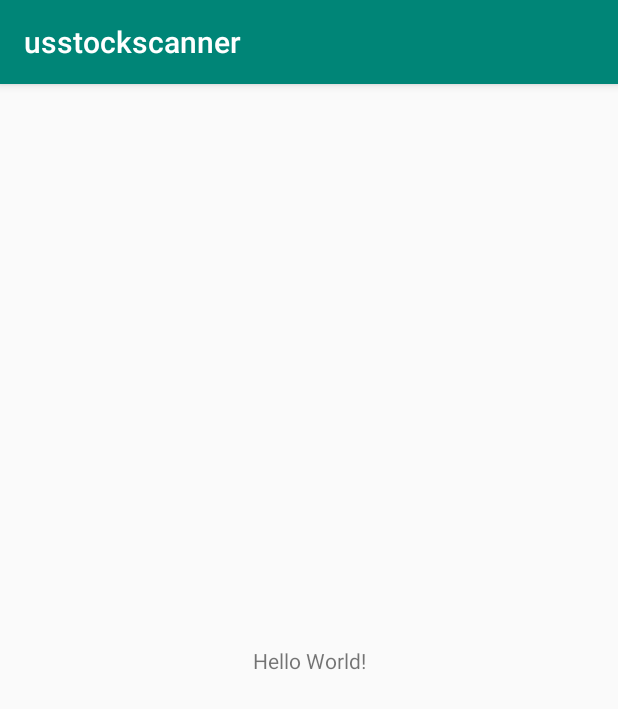
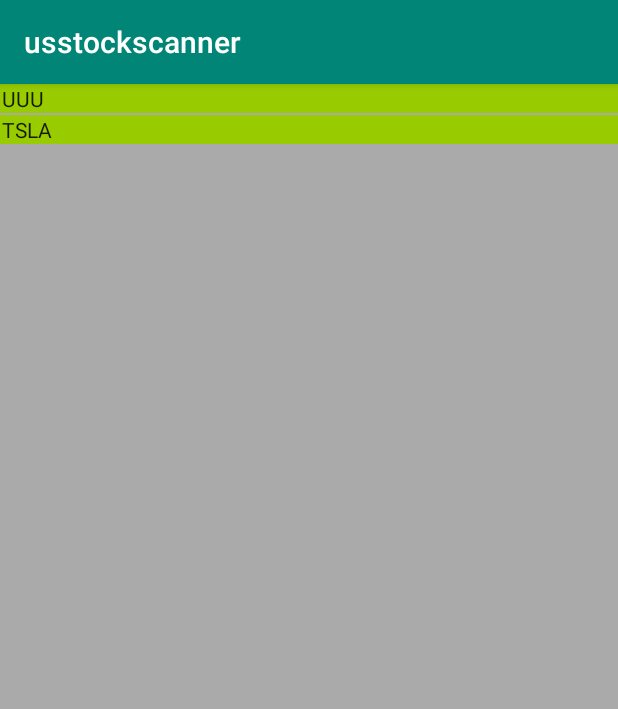
Before and after one commit to aleontsev/usstock, an Android app: the screen it shows after launch (MainActivity), on a phone screen of 412 x 824 dp. Shown: the top 709 px of the screen. Run offline under Robolectric (Android 15) with nearby library versions, the phone set to English and light mode, and no system bars; our stand-ins replace Room's generated code.

Commit message:
Made Initial MockUp. 1. Database(Entity,Dao,Room) 2. UI(RecyclerView, MainActivity) 3. ViewModel for MainActivity. 4. TickerRepository 5. Initial inflation of database to show an example in Main Activity.

```diff
--- a/app/src/main/AndroidManifest.xml
+++ b/app/src/main/AndroidManifest.xml
@@ -9,7 +9,7 @@
         android:roundIcon="@mipmap/ic_launcher_round"
         android:supportsRtl="true"
         android:theme="@style/AppTheme">
-        <activity android:name=".MainActivity">
+        <activity android:name=".ui.MainActivity">
             <intent-filter>
                 <action android:name="android.intent.action.MAIN" />
 
--- a/app/src/main/java/com/doitnowcompany/usstockscanner/MainActivity.kt
+++ /dev/null
@@ -1,12 +0,0 @@
-package com.doitnowcompany.usstockscanner
-
-import androidx.appcompat.app.AppCompatActivity
-import android.os.Bundle
-
-class MainActivity : AppCompatActivity() {
-
-    override fun onCreate(savedInstanceState: Bundle?) {
-        super.onCreate(savedInstanceState)
-        setContentView(R.layout.activity_main)
-    }
-}
--- /dev/null
+++ b/app/src/main/java/com/doitnowcompany/usstockscanner/TickerRepository.kt
@@ -0,0 +1,16 @@
+package com.doitnowcompany.usstockscanner
+
+import androidx.annotation.WorkerThread
+import androidx.lifecycle.LiveData
+import com.doitnowcompany.usstockscanner.db.dao.TickerDao
+import com.doitnowcompany.usstockscanner.db.entity.TickerEntity
+
+
+class TickerRepository(private val tickerDao: TickerDao){
+
+    val allTickers: LiveData<List<TickerEntity>> = tickerDao.getAlphabetizedTickers()
+
+    suspend fun insert(ticker: TickerEntity){
+        tickerDao.insert(ticker)
+    }
+}
--- /dev/null
+++ b/app/src/main/java/com/doitnowcompany/usstockscanner/db/AppDatabase.kt
@@ -0,0 +1,88 @@
+package com.doitnowcompany.usstockscanner.db
+
+import android.content.Context
+import android.os.Build
+import androidx.room.Database
+import androidx.room.Room
+import androidx.room.RoomDatabase
+import androidx.sqlite.db.SupportSQLiteDatabase
+import com.doitnowcompany.usstockscanner.db.dao.TickerDao
+import com.doitnowcompany.usstockscanner.db.entity.TickerEntity
+import kotlinx.coroutines.CoroutineScope
+import kotlinx.coroutines.Dispatchers
+import kotlinx.coroutines.launch
+import java.time.Instant
+import java.time.LocalDate
+import java.time.LocalDateTime
+import java.time.format.DateTimeFormatter
+import java.util.*
+
+
+@Database(entities = [TickerEntity::class], version = 1, exportSchema = false)
+abstract class AppDatabase : RoomDatabase() {
+
+    abstract fun tickerDao(): TickerDao
+
+    companion object {
+        @Volatile
+        private var INSTANCE: AppDatabase? = null
+
+        fun getDatabase(
+            context: Context,
+            scope: CoroutineScope
+        ): AppDatabase {
+            // if the INSTANCE is not null, then return it,
+            // if it is, then create the database
+            return INSTANCE ?: synchronized(this) {
+                val instance = Room.databaseBuilder(
+                    context.applicationContext,
+                    AppDatabase::class.java,
+                    "ticker_database"
+                )
+                    .addCallback(AppDatabaseCallback(scope))
+                    .build()
+                INSTANCE = instance
+                // return instance
+                instance
+            }
+        }
+
+        private class AppDatabaseCallback(
+            private val scope: CoroutineScope
+        ) : RoomDatabase.Callback() {
+            /**
+             * Override the onOpen method to populate the database.
+             * For this sample, we clear the database every time it is created or opened.
+             */
+            override fun onOpen(db: SupportSQLiteDatabase) {
+                super.onOpen(db)
+                // If you want to keep the data through app restarts,
+                // comment out the following line.
+                INSTANCE?.let { database ->
+                    scope.launch(Dispatchers.IO) {
+                        populateDatabase(database.tickerDao())
+                    }
+                }
+            }
+        }
+
+        /**
+         * Populate the database in a new coroutine.
+         * If you want to start with more words, just add them.
+         */
+        suspend fun populateDatabase(tickerDao: TickerDao) {
+            // Start the app with a clean database every time.
+            // Not needed if you only populate on creation.
+            tickerDao.deleteAll()
+
+            var ticker = TickerEntity(1, "TSLA", "2020-02-08", 0.70,
+                32423, 12.12, 1.21)
+            tickerDao.insert(ticker)
+
+            ticker = TickerEntity(2, "UUU", "2020-02-07", 1.25,
+                654654634, 30.12, 0.43)
+            tickerDao.insert(ticker)
+        }
+    }
+
+}
--- /dev/null
+++ b/app/src/main/java/com/doitnowcompany/usstockscanner/db/dao/TickerDao.kt
@@ -0,0 +1,25 @@
+package com.doitnowcompany.usstockscanner.db.dao
+
+import androidx.lifecycle.LiveData
+import androidx.room.Dao
+import androidx.room.Insert
+import androidx.room.OnConflictStrategy
+import androidx.room.Query
+import com.doitnowcompany.usstockscanner.db.entity.TickerEntity
+
+@Dao
+interface TickerDao {
+
+    // LiveData is a data holder class that can be observed within a given lifecycle.
+    // Always holds/caches latest version of data. Notifies its active observers when the
+    // data has changed. Since we are getting all the contents of the database,
+    // we are notified whenever any of the database contents have changed.
+    @Query("SELECT * from ticker_table ORDER BY change ASC")
+    fun getAlphabetizedTickers(): LiveData<List<TickerEntity>>
+
+    @Insert(onConflict = OnConflictStrategy.IGNORE)
+    suspend fun insert(ticker: TickerEntity)
+
+    @Query("DELETE FROM ticker_table")
+    suspend fun deleteAll()
+}
--- /dev/null
+++ b/app/src/main/java/com/doitnowcompany/usstockscanner/db/entity/TickerEntity.kt
@@ -0,0 +1,17 @@
+package com.doitnowcompany.usstockscanner.db.entity
+
+import androidx.room.Entity
+import androidx.room.PrimaryKey
+import java.time.LocalDateTime
+import java.util.*
+
+@Entity(tableName = "ticker_table")
+data class TickerEntity(
+    @PrimaryKey val uid: Int,
+    val ticker: String,
+    val time: String,
+    val last_price: Double,
+    val volume: Int,
+    val net_change: Double,
+    val change: Double
+)
--- /dev/null
+++ b/app/src/main/java/com/doitnowcompany/usstockscanner/network/IEXApiService.kt
@@ -0,0 +1 @@
+package com.doitnowcompany.usstockscanner.network
--- /dev/null
+++ b/app/src/main/java/com/doitnowcompany/usstockscanner/ui/MainActivity.kt
@@ -0,0 +1,37 @@
+package com.doitnowcompany.usstockscanner.ui
+
+import androidx.appcompat.app.AppCompatActivity
+import android.os.Bundle
+import androidx.lifecycle.Observer
+import androidx.lifecycle.ViewModelProvider
+import androidx.recyclerview.widget.LinearLayoutManager
+import androidx.recyclerview.widget.RecyclerView
+import com.doitnowcompany.usstockscanner.R
+import com.doitnowcompany.usstockscanner.viewmodel.TickerListViewModel
+import kotlinx.coroutines.channels.ticker
+
+class MainActivity : AppCompatActivity() {
+
+    private lateinit var tickerViewModel: TickerListViewModel
+
+    override fun onCreate(savedInstanceState: Bundle?) {
+        super.onCreate(savedInstanceState)
+        setContentView(R.layout.activity_main)
+
+        val recyclerView = findViewById<RecyclerView>(R.id.recyclerview)
+        val adapter = TickerListAdapter(this)
+        recyclerView.adapter = adapter
+        recyclerView.layoutManager = LinearLayoutManager(this)
+
+        // Get a new or existing ViewModel from the ViewModelProvider.
+        tickerViewModel = ViewModelProvider(this).get(TickerListViewModel::class.java)
+
+        // Add an observer on the LiveData returned by getAlphabetizedWords.
+        // The onChanged() method fires when the observed data changes and the activity is
+        // in the foreground.
+        tickerViewModel.allTickers.observe(this, Observer { words ->
+            // Update the cached copy of the words in the adapter.
+            words?.let { adapter.setTickers(it) }
+        })
+    }
+}
--- /dev/null
+++ b/app/src/main/java/com/doitnowcompany/usstockscanner/ui/TickerListAdapter.kt
@@ -0,0 +1,40 @@
+package com.doitnowcompany.usstockscanner.ui
+
+import android.content.Context
+import android.view.LayoutInflater
+import android.view.View
+import android.view.ViewGroup
+import android.widget.TextView
+import androidx.recyclerview.widget.RecyclerView
+import com.doitnowcompany.usstockscanner.R
+import com.doitnowcompany.usstockscanner.db.entity.TickerEntity
+
+
+class TickerListAdapter internal constructor(
+    context: Context
+) : RecyclerView.Adapter<TickerListAdapter.TickerViewHolder>() {
+
+    private val inflater: LayoutInflater = LayoutInflater.from(context)
+    private var tickers = emptyList<TickerEntity>() // Cached copy of words
+
+    inner class TickerViewHolder(itemView: View) : RecyclerView.ViewHolder(itemView) {
+        val tickerItemView: TextView = itemView.findViewById(R.id.textView)
+    }
+
+    override fun onCreateViewHolder(parent: ViewGroup, viewType: Int): TickerViewHolder {
+        val itemView = inflater.inflate(R.layout.recyclerview_item, parent, false)
+        return TickerViewHolder(itemView)
+    }
+
+    override fun onBindViewHolder(holder: TickerViewHolder, position: Int) {
+        val current = tickers[position]
+        holder.tickerItemView.text = current.ticker
+    }
+
+    internal fun setTickers(tickers: List<TickerEntity>) {
+        this.tickers = tickers
+        notifyDataSetChanged()
+    }
+
+    override fun getItemCount() = tickers.size
+}
--- /dev/null
+++ b/app/src/main/java/com/doitnowcompany/usstockscanner/viewmodel/TickerListViewModel.kt
@@ -0,0 +1,32 @@
+package com.doitnowcompany.usstockscanner.viewmodel
+
+import android.app.Application
+import androidx.lifecycle.AndroidViewModel
+import androidx.lifecycle.LiveData
+import androidx.lifecycle.viewModelScope
+import com.doitnowcompany.usstockscanner.TickerRepository
+import com.doitnowcompany.usstockscanner.db.AppDatabase
+import com.doitnowcompany.usstockscanner.db.entity.TickerEntity
+import kotlinx.coroutines.launch
+
+class TickerListViewModel (application: Application) : AndroidViewModel(application) {
+
+    // Reference to the repository
+    private val repository: TickerRepository
+    // Updated list of tickers when they change
+    val allTickers: LiveData<List<TickerEntity>>
+
+    init{
+        // Getting reference to the TickerDao from AppDatabase to construct
+        // the correct TickerRepository
+        val tickerDao = AppDatabase.getDatabase(application, viewModelScope).tickerDao()
+        repository = TickerRepository(tickerDao)
+        allTickers = repository.allTickers
+    }
+
+    //using viewModelScope to run operations using coroutines
+    fun insert(ticker: TickerEntity) = viewModelScope.launch {
+        repository.insert(ticker)
+    }
+
+}
--- a/app/src/main/res/layout/activity_main.xml
+++ b/app/src/main/res/layout/activity_main.xml
@@ -1,15 +1,16 @@
-<?xml version="1.0" encoding="utf-8"?>
-<androidx.constraintlayout.widget.ConstraintLayout xmlns:android="http://schemas.android.com/apk/res/android"
+<androidx.constraintlayout.widget.ConstraintLayout
+    xmlns:android="http://schemas.android.com/apk/res/android"
     xmlns:app="http://schemas.android.com/apk/res-auto"
     xmlns:tools="http://schemas.android.com/tools"
     android:layout_width="match_parent"
-    android:layout_height="match_parent"
-    tools:context=".MainActivity">
+    android:layout_height="match_parent">
 
-    <TextView
-        android:layout_width="wrap_content"
-        android:layout_height="wrap_content"
-        android:text="Hello World!"
+    <androidx.recyclerview.widget.RecyclerView
+        android:id="@+id/recyclerview"
+        android:layout_width="0dp"
+        android:layout_height="0dp"
+        android:background="@android:color/darker_gray"
+        tools:listitem="@layout/recyclerview_item"
         app:layout_constraintBottom_toBottomOf="parent"
         app:layout_constraintLeft_toLeftOf="parent"
         app:layout_constraintRight_toRightOf="parent"
--- /dev/null
+++ b/app/src/main/res/layout/recyclerview_item.xml
@@ -0,0 +1,13 @@
+<?xml version="1.0" encoding="utf-8"?>
+<LinearLayout xmlns:android="http://schemas.android.com/apk/res/android"
+android:layout_width="match_parent"
+android:layout_height="wrap_content"
+android:orientation="vertical">
+
+<TextView
+    android:id="@+id/textView"
+    style="@style/ticker_title"
+    android:layout_width="match_parent"
+    android:layout_height="wrap_content"
+    android:background="@android:color/holo_green_light" />
+</LinearLayout>
--- a/app/src/main/res/values/styles.xml
+++ b/app/src/main/res/values/styles.xml
@@ -8,4 +8,12 @@
         <item name="colorAccent">@color/colorAccent</item>
     </style>
 
+    <style name="ticker_title">
+        <item name="android:layout_width">match_parent</item>
+        <item name="android:layout_marginBottom">1dp</item>
+        <item name="android:paddingLeft">1dp</item>
+        <item name="android:background">@android:color/holo_blue_bright</item>
+        <item name="android:textAppearance">@android:style/TextAppearance.DeviceDefault</item>
+    </style>
+
 </resources>
```
Also changed, not shown: app/build.gradle (+37 -1 lines), build.gradle (+11 -1 lines), gradle/wrapper/gradle-wrapper.properties.
